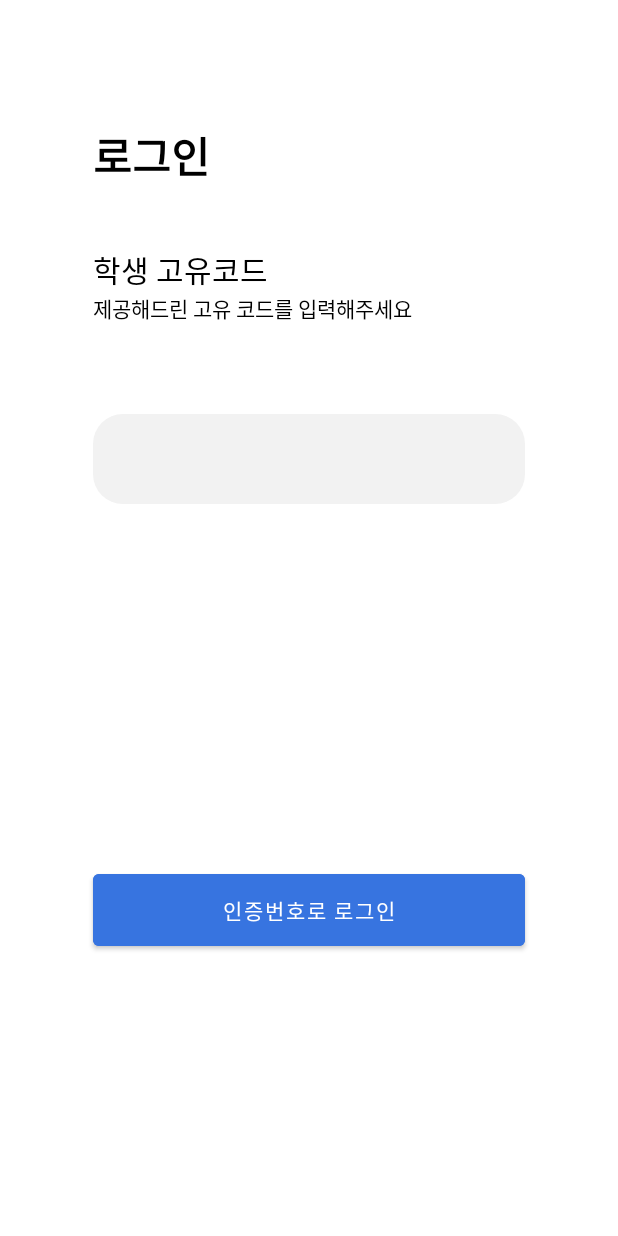
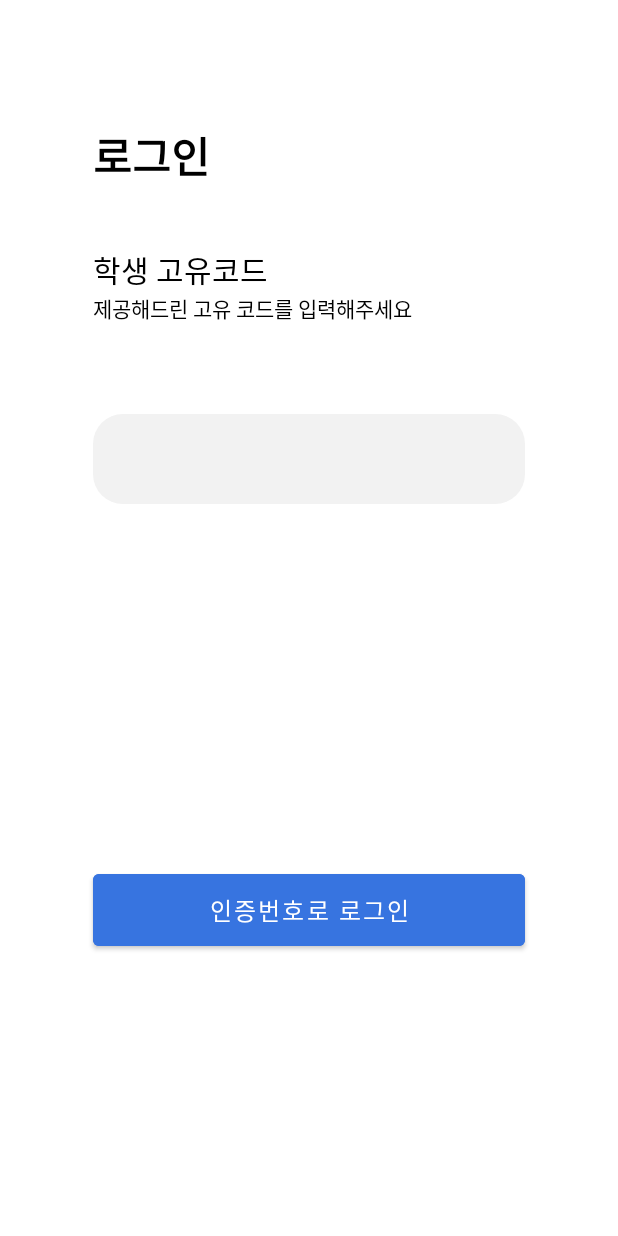
Before and after one commit to DSM-Cleaner/SSAG_Client_Android, an Android app: the screen it shows after launch (CertificationActivity), on a phone screen of 412 x 824 dp. Run offline under Robolectric (Android 15) with nearby library versions, the phone set to English and light mode, and no system bars; our stand-ins replace data binding.

Commit message:
[UPDATE] databinding button visible

```diff
--- a/alseulsanjap2/app/src/main/java/com/example/alseulsanjap/certification/CertificationViewModel.kt
+++ b/alseulsanjap2/app/src/main/java/com/example/alseulsanjap/certification/CertificationViewModel.kt
@@ -20,9 +20,9 @@ class CertificationViewModel : ViewModel() {
 
     private val certificationRespository = CertificationImpl()
     private val _certificationCode: MutableLiveData<CertificationRequest> = MutableLiveData()
-    private val _response : MutableLiveData<CertificationResponse> = MutableLiveData()
+    private val _response: MutableLiveData<CertificationResponse> = MutableLiveData()
     private val _successCertification: MutableLiveData<Boolean> = MutableLiveData(false)
-    private val _failCertification : MutableLiveData<Boolean> = MutableLiveData(true)
+    private val _failCertification: MutableLiveData<Boolean> = MutableLiveData(false)
 
     val certificationCode = _certificationCode
     val response = _response
@@ -36,7 +36,7 @@ class CertificationViewModel : ViewModel() {
     private val _toastMessage = MutableLiveData<String>()
     val toastMessage: LiveData<String> get() = _toastMessage
 
-    fun autoLogin(){
+    fun autoLogin() {
         viewModelScope.launch {
             val response =
                 certificationRespository.doCertification(CertificationRequest(prefs.getInfo("userCode")))
@@ -44,8 +44,7 @@ class CertificationViewModel : ViewModel() {
                 if (response.code() == 200) {
                     _doneLogin.value = true
                 }
-            }
-            else
+            } else
                 _failCertification.value = false
         }
     }
@@ -58,16 +57,13 @@ class CertificationViewModel : ViewModel() {
                 if (response.code() == 200) {
                     _toastMessage.value = "인증에 성공하였습니다."
 
-                    prefs.saveInfo(userCode.value!!,"usercode")
                     _doneLogin.value = true
+                    prefs.saveInfo(userCode.value!!, "usercode")
                     prefs.saveInfo(response.body()!!.authorization, "authorization")
-                    prefs.saveInfo(response.body()!!.id.toString(),"id")
-                    Log.e(prefs.getInfo("id"),"안되면 나 죽어")
+                    prefs.saveInfo(response.body()!!.id.toString(), "id")
                 }
-            }
-            else
-                _failCertification.value = false
-                _toastMessage.value = "인증번호가 틀렸습니다."
+            } else
+                _failCertification.value = true
 
         }
     }
--- a/alseulsanjap2/app/src/main/java/com/example/alseulsanjap/ui/CertificationActivity.kt
+++ b/alseulsanjap2/app/src/main/java/com/example/alseulsanjap/ui/CertificationActivity.kt
@@ -31,7 +31,6 @@ class CertificationActivity :
         val successFragment = SuccessFragment()
         val transaction = supportFragmentManager.beginTransaction()
         transaction.add(R.id.certification_container, successFragment)
-        binding.button.isInvisible
         transaction.commit()
         intentActivity()
     }
@@ -54,17 +53,18 @@ class CertificationActivity :
     private fun successCertification() {
         vm.doneLogin.observe(this, {
             if (vm.doneLogin.value == true) {
+                binding.isLoading = true
                 showFragment()
             }
         }
         )
-
     }
 
     private fun failCertification() {
-        if (vm.failCertification.value == false) {
-            binding.wrong = vm.toastMessage.value!!
-            binding.button.isInvisible
-        }
+        vm.failCertification.observe(this,{
+            if (vm.failCertification.value == true) {
+                binding.wrong = "인증번호가 틀렸습니다."
+            }
+        })
     }
 }
--- a/alseulsanjap2/app/src/main/res/layout/activity_certification.xml
+++ b/alseulsanjap2/app/src/main/res/layout/activity_certification.xml
@@ -1,17 +1,21 @@
 <?xml version="1.0" encoding="utf-8"?>
-<layout xmlns:tools="http://schemas.android.com/tools"
-    xmlns:android="http://schemas.android.com/apk/res/android"
-    xmlns:app="http://schemas.android.com/apk/res-auto">
+<layout xmlns:android="http://schemas.android.com/apk/res/android"
+    xmlns:app="http://schemas.android.com/apk/res-auto"
+    xmlns:tools="http://schemas.android.com/tools">
 
     <data>
+
         <variable
             name="vm"
-            type="com.example.alseulsanjap.certification.CertificationViewModel"
-            />
+            type="com.example.alseulsanjap.certification.CertificationViewModel" />
         <variable
             name="wrong"
             type="String" />
 
+        <import type="android.view.View"/>
+        <variable
+            name="isLoading"
+            type="boolean" />
 
 
     </data>
@@ -79,11 +83,13 @@
             android:layout_height="60dp"
             android:backgroundTint="#3774E0"
             android:text="@string/certification_code_login"
-            android:textSize="14dp"
+            android:textSize="16dp"
+            android:visibility="@{isLoading ? View.INVISIBLE : View.VISIBLE}"
             android:onClick="@{()->vm.checkCertificationCode()}"
             app:layout_constraintEnd_toStartOf="@+id/guideline4"
             app:layout_constraintStart_toStartOf="@+id/guideline3"
             app:layout_constraintTop_toTopOf="@+id/guideline5" />
+
 
         <View
             android:id="@+id/view"
@@ -126,7 +132,7 @@
             android:layout_marginTop="10dp"
             android:text="@{wrong}"
             android:textColor="@color/red"
-            android:textSize="10dp"
+            android:textSize="14dp"
             app:layout_constraintEnd_toStartOf="@+id/guideline4"
             app:layout_constraintStart_toStartOf="@+id/guideline3"
             app:layout_constraintTop_toBottomOf="@+id/button" />
```
